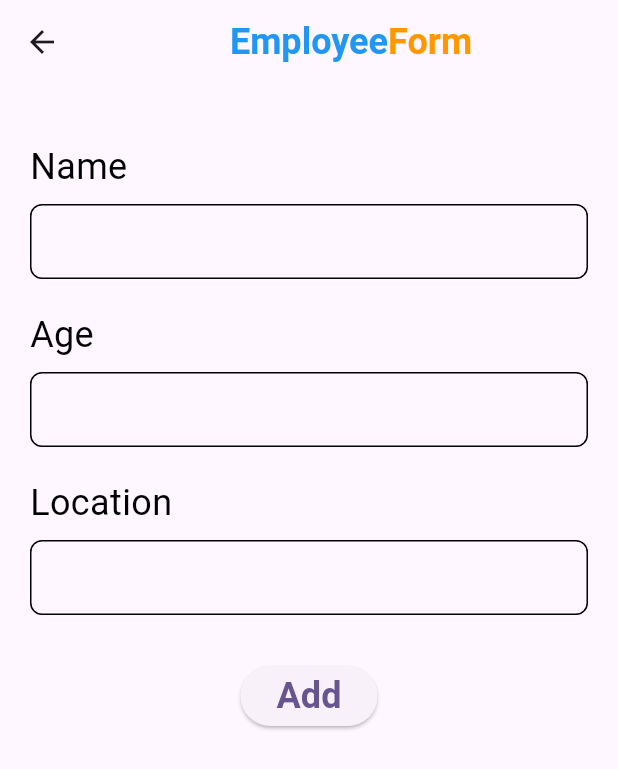
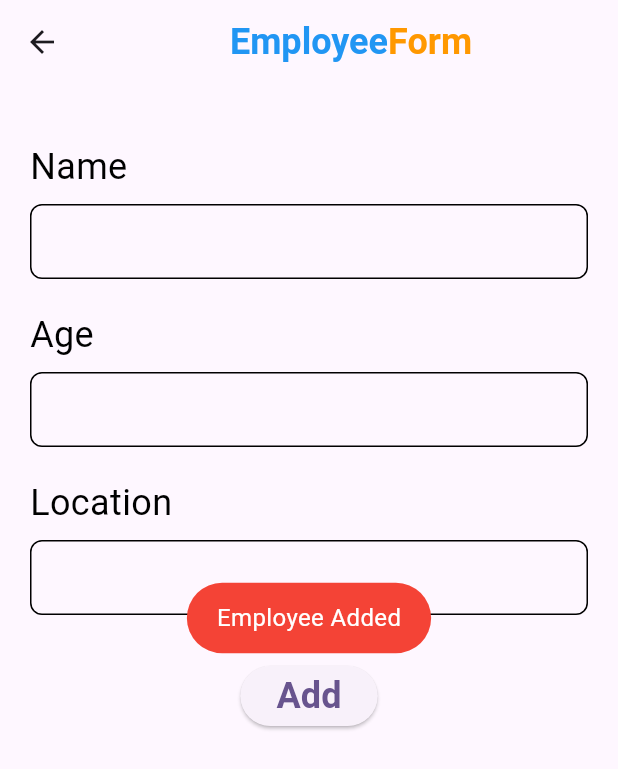
Before and after one commit to devmhsagar/flutter_firebase_crud_app, a Flutter app: the Employee screen opened directly, after a tap on "Add", on a phone screen of 412 x 824 dp. Shown: the top 769 px of the screen. Run offline on Flutter 3.47's test engine with Material 3 defaults, Android fonts, the phone set to English and light mode, and no system bars; our stand-ins replace cloud_firestore, firebase_core, fluttertoast, random_string; accounts and stored records are empty.

Commit message:
Emplyoyee Data Input to Firebase sucessfully

```diff
--- a/lib/main.dart
+++ b/lib/main.dart
@@ -1,7 +1,10 @@
+import 'package:firebase_core/firebase_core.dart';
 import 'package:flutter/material.dart';
 import 'package:flutter_firebase_crud_app/pages/home.dart';
 
-void main() {
+void main() async {
+  WidgetsFlutterBinding.ensureInitialized();
+  await Firebase.initializeApp();
   runApp(const MyApp());
 }
 
--- a/lib/pages/employee.dart
+++ b/lib/pages/employee.dart
@@ -1,4 +1,7 @@
 import 'package:flutter/material.dart';
+import 'package:flutter_firebase_crud_app/services/database.dart';
+import 'package:fluttertoast/fluttertoast.dart';
+import 'package:random_string/random_string.dart';
 
 class Employee extends StatefulWidget {
   const Employee({super.key});
@@ -8,6 +11,10 @@ class Employee extends StatefulWidget {
 }
 
 class _EmployeeState extends State<Employee> {
+  TextEditingController nameController = TextEditingController();
+  TextEditingController ageController = TextEditingController();
+  TextEditingController locationController = TextEditingController();
+
   @override
   Widget build(BuildContext context) {
     return Scaffold(
@@ -52,8 +59,9 @@ class _EmployeeState extends State<Employee> {
                   border: Border.all(color: Colors.black),
                   borderRadius: BorderRadius.circular(8),
                 ),
-                child: const TextField(
-                  decoration: InputDecoration(
+                child: TextField(
+                  controller: nameController,
+                  decoration: const InputDecoration(
                     border: InputBorder.none,
                   ),
                 ),
@@ -73,8 +81,9 @@ class _EmployeeState extends State<Employee> {
                   border: Border.all(color: Colors.black),
                   borderRadius: BorderRadius.circular(8),
                 ),
-                child: const TextField(
-                  decoration: InputDecoration(
+                child: TextField(
+                  controller: ageController,
+                  decoration: const InputDecoration(
                     border: InputBorder.none,
                   ),
                 ),
@@ -94,8 +103,9 @@ class _EmployeeState extends State<Employee> {
                   border: Border.all(color: Colors.black),
                   borderRadius: BorderRadius.circular(8),
                 ),
-                child: const TextField(
-                  decoration: InputDecoration(
+                child: TextField(
+                  controller: locationController,
+                  decoration: const InputDecoration(
                     border: InputBorder.none,
                   ),
                 ),
@@ -103,7 +113,27 @@ class _EmployeeState extends State<Employee> {
               const SizedBox(height: 30),
               Center(
                   child: ElevatedButton(
-                onPressed: () {},
+                onPressed: () async {
+                  String Id = randomAlphaNumeric(10);
+                  Map<String, dynamic> employeeInfoMap = {
+                    "Name": nameController.text,
+                    "Age": ageController.text,
+                    "Id": Id,
+                    "Location": locationController.text
+                  };
+                  await DatabaseMethods()
+                      .addEmployeeDetails(employeeInfoMap, Id)
+                      .then((value) {
+                    Fluttertoast.showToast(
+                        msg: "Employee Added",
+                        toastLength: Toast.LENGTH_SHORT,
+                        gravity: ToastGravity.CENTER,
+                        timeInSecForIosWeb: 1,
+                        backgroundColor: Colors.red,
+                        textColor: Colors.white,
+                        fontSize: 16.0);
+                  });
+                },
                 child: const Text(
                   "Add",
                   style: TextStyle(fontSize: 24, fontWeight: FontWeight.bold),
--- /dev/null
+++ b/lib/services/database.dart
@@ -0,0 +1,7 @@
+import 'package:cloud_firestore/cloud_firestore.dart';
+
+class DatabaseMethods {
+  Future addEmployeeDetails(Map<String, dynamic> employeeInfoMap, String id) async {
+    return await FirebaseFirestore.instance.collection("employees").doc(id).set(employeeInfoMap);
+  }
+}
--- a/pubspec.yaml
+++ b/pubspec.yaml
@@ -37,6 +37,8 @@ dependencies:
   cupertino_icons: ^1.0.2
   firebase_core: ^2.24.2
   cloud_firestore: ^4.13.6
+  random_string: ^2.3.1
+  fluttertoast: ^8.2.5
 
 dev_dependencies:
   flutter_test:
```
Also changed, not shown: pubspec.lock.
